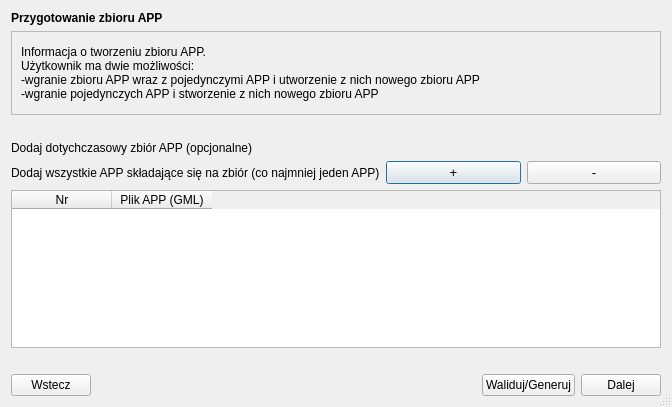
envirosolutionspl/wtyczka_qgis_app, file modules/app/views/ui/zbior_przygotowanie_dialog_base.ui: the form before one commit.
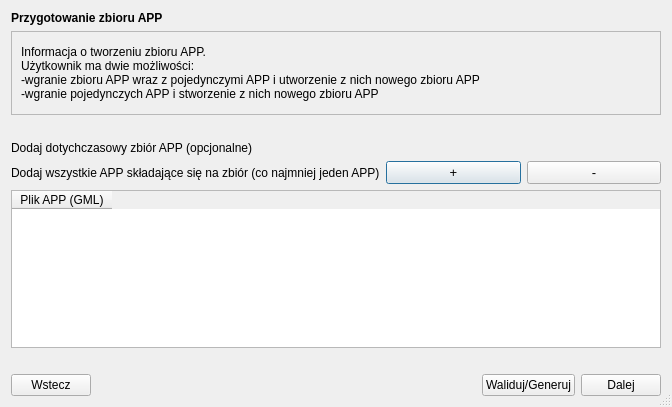
The form after the commit. Custom widgets are drawn as their Qt base class.

What changed in the file:
```diff
--- a/modules/app/views/ui/zbior_przygotowanie_dialog_base.ui
+++ b/modules/app/views/ui/zbior_przygotowanie_dialog_base.ui
@@ -155,11 +155,6 @@
      </item>
      <item>
       <widget class="QTableWidget" name="appTable_widget">
-       <column>
-        <property name="text">
-         <string>Nr</string>
-        </property>
-       </column>
        <column>
         <property name="text">
          <string>Plik APP (GML)</string>
```
